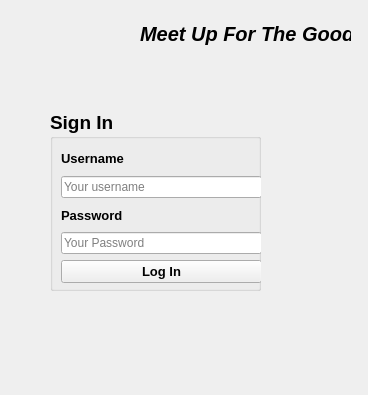
Qt form sign_in.ui (kausik10/RentUs) before a commit.
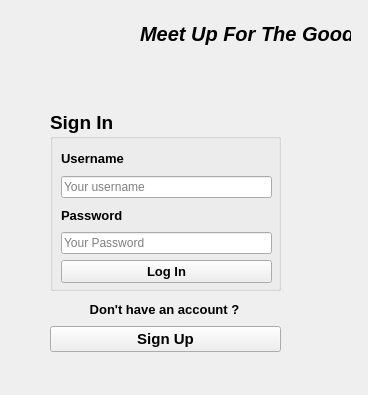
The same form after that commit. Icons and pictures are not drawn.

```diff
--- a/sign_in.ui
+++ b/sign_in.ui
@@ -11,7 +11,14 @@
    </rect>
   </property>
   <property name="windowTitle">
-   <string>Form</string>
+   <string>Login</string>
+  </property>
+  <property name="windowIcon">
+   <iconset resource="src.qrc">
+    <normaloff>:/image/images/logo.png</normaloff>:/image/images/logo.png</iconset>
+  </property>
+  <property name="styleSheet">
+   <string notr="true"/>
   </property>
   <widget class="QWidget" name="widget" native="true">
    <property name="geometry">
@@ -44,7 +51,7 @@
     <rect>
      <x>50</x>
      <y>110</y>
-     <width>211</width>
+     <width>231</width>
      <height>181</height>
     </rect>
    </property>
@@ -70,7 +77,7 @@
      <rect>
       <x>11</x>
       <y>37</y>
-      <width>201</width>
+      <width>211</width>
       <height>136</height>
      </rect>
     </property>
@@ -173,6 +180,66 @@
     <string>Meet Up For The Good</string>
    </property>
   </widget>
+  <widget class="QWidget" name="layoutWidget_3">
+   <property name="geometry">
+    <rect>
+     <x>50</x>
+     <y>298</y>
+     <width>231</width>
+     <height>54</height>
+    </rect>
+   </property>
+   <layout class="QVBoxLayout" name="verticalLayout_7">
+    <item>
+     <widget class="QLabel" name="label_3">
+      <property name="font">
+       <font>
+        <pointsize>10</pointsize>
+        <bold>true</bold>
+       </font>
+      </property>
+      <property name="styleSheet">
+       <string notr="true">#label_3
+{
+text-align: center;
+}</string>
+      </property>
+      <property name="text">
+       <string>           Don't have an account ?</string>
+      </property>
+     </widget>
+    </item>
+    <item>
+     <widget class="QPushButton" name="signin_btn_3">
+      <property name="font">
+       <font>
+        <pointsize>11</pointsize>
+        <bold>true</bold>
+       </font>
+      </property>
+      <property name="styleSheet">
+       <string notr="true">#signin
+{
+border:  solid white;
+border-width: 0px;
+border-radius: 3px;
+background: rgb(20, 173, 255);
+color: white
+}
+#signin:hover
+{
+
+background: rgb(33, 151, 255)
+
+}</string>
+      </property>
+      <property name="text">
+       <string>Sign Up</string>
+      </property>
+     </widget>
+    </item>
+   </layout>
+  </widget>
  </widget>
  <resources/>
  <connections/>
```
Left out of the diff: 4 changed lines with no effect on the pictures.
